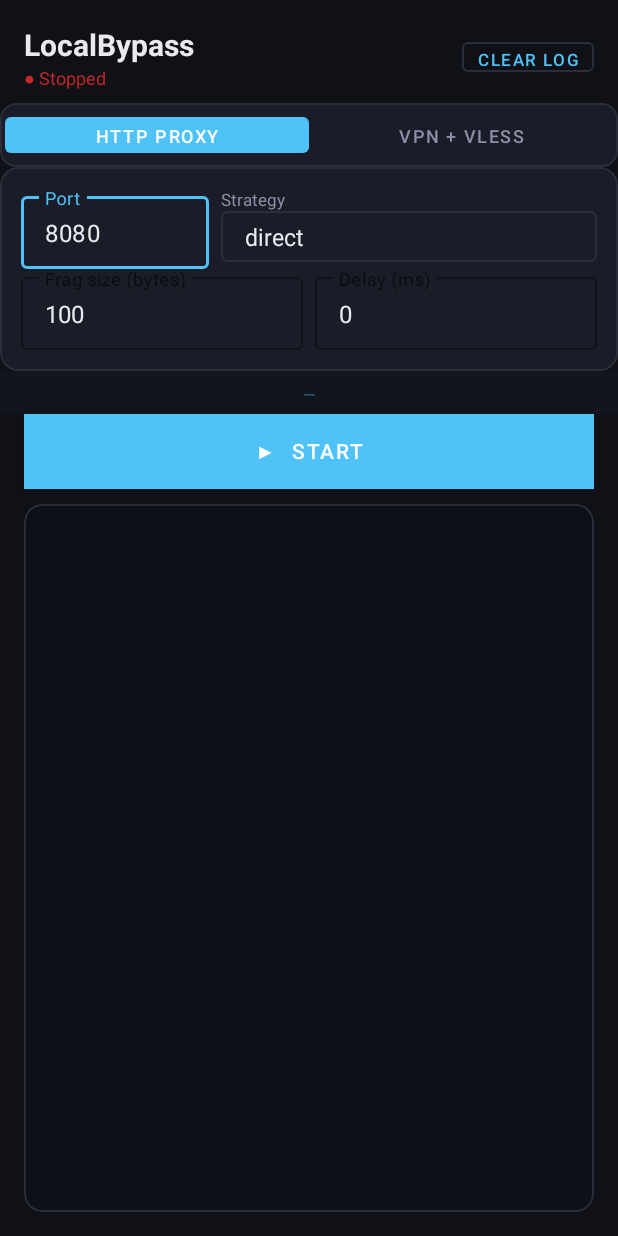
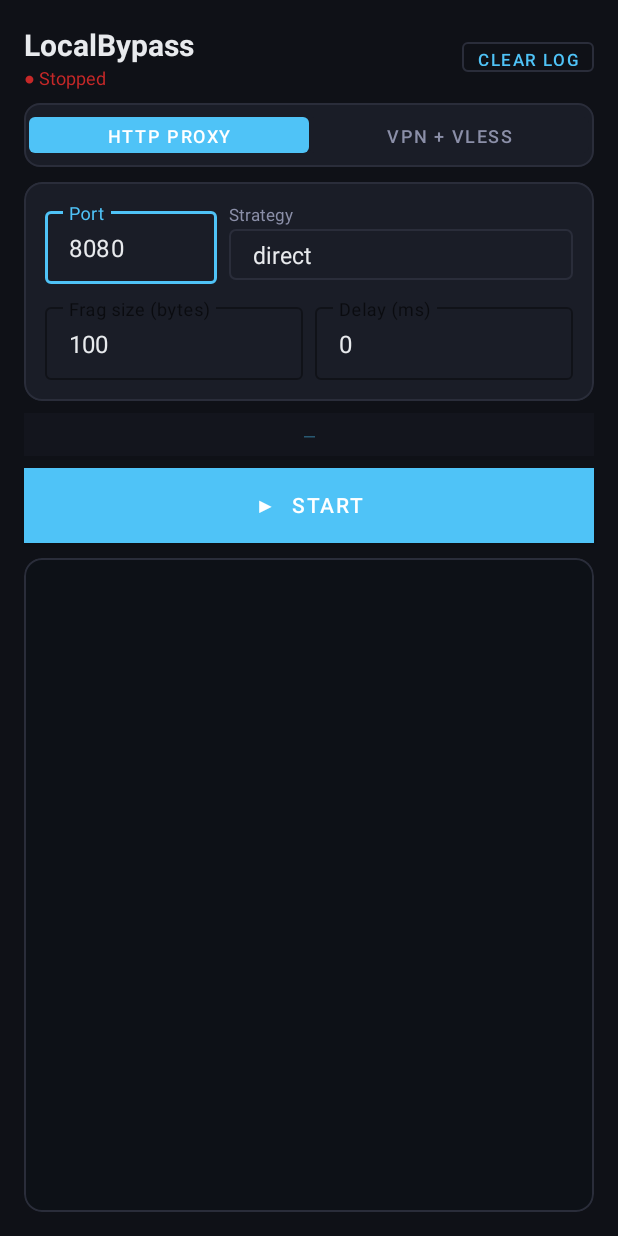
Before and after one commit to Kuli21232/Traffic, an Android app: the screen it shows after launch (MainActivity), on a phone screen of 412 x 824 dp. Run offline under Robolectric (Android 15) with nearby library versions, the phone set to English and light mode, and no system bars.

Commit message:
fix(android): replace android:marginXxx with android:layout_marginXxx in layout
android:marginHorizontal/marginBottom are not valid XML attributes —
the correct form for child views is android:layout_margin*.

https://claude.ai/code/session_012iuEvtAWCiCEf5de7bnGbd

```diff
--- a/android/app/src/main/res/layout/activity_main.xml
+++ b/android/app/src/main/res/layout/activity_main.xml
@@ -11,7 +11,8 @@
         android:layout_width="match_parent"
         android:layout_height="wrap_content"
         android:orientation="horizontal"
-        android:paddingHorizontal="16dp"
+        android:paddingLeft="16dp"
+        android:paddingRight="16dp"
         android:paddingTop="16dp"
         android:paddingBottom="8dp"
         android:gravity="center_vertical">
@@ -45,7 +46,8 @@
             android:layout_height="32dp"
             android:text="Clear log"
             android:textSize="11sp"
-            android:paddingHorizontal="10dp"
+            android:paddingLeft="10dp"
+            android:paddingRight="10dp"
             style="@style/Widget.MaterialComponents.Button.OutlinedButton"
             app:strokeColor="@color/border" />
     </LinearLayout>
@@ -54,9 +56,10 @@
     <LinearLayout
         android:layout_width="match_parent"
         android:layout_height="wrap_content"
+        android:layout_marginLeft="16dp"
+        android:layout_marginRight="16dp"
+        android:layout_marginBottom="10dp"
         android:orientation="horizontal"
-        android:marginHorizontal="16dp"
-        android:marginBottom="10dp"
         android:background="@drawable/mode_toggle_bg"
         android:padding="3dp">
 
@@ -86,8 +89,9 @@
         android:id="@+id/cardProxySettings"
         android:layout_width="match_parent"
         android:layout_height="wrap_content"
-        android:marginHorizontal="16dp"
-        android:marginBottom="8dp"
+        android:layout_marginLeft="16dp"
+        android:layout_marginRight="16dp"
+        android:layout_marginBottom="8dp"
         app:cardBackgroundColor="@color/surface"
         app:cardCornerRadius="12dp"
         app:cardElevation="0dp"
@@ -104,7 +108,7 @@
                 android:layout_width="match_parent"
                 android:layout_height="wrap_content"
                 android:orientation="horizontal"
-                android:marginBottom="10dp">
+                android:layout_marginBottom="10dp">
 
                 <com.google.android.material.textfield.TextInputLayout
                     android:layout_width="0dp"
@@ -132,7 +136,7 @@
                         android:text="Strategy"
                         android:textSize="11sp"
                         android:textColor="@color/text_secondary"
-                        android:marginBottom="2dp" />
+                        android:layout_marginBottom="2dp" />
                     <Spinner
                         android:id="@+id/spinnerStrategy"
                         android:layout_width="match_parent"
@@ -186,8 +190,9 @@
         android:id="@+id/cardVpnSettings"
         android:layout_width="match_parent"
         android:layout_height="wrap_content"
-        android:marginHorizontal="16dp"
-        android:marginBottom="8dp"
+        android:layout_marginLeft="16dp"
+        android:layout_marginRight="16dp"
+        android:layout_marginBottom="8dp"
         android:visibility="gone"
         app:cardBackgroundColor="@color/surface"
         app:cardCornerRadius="12dp"
@@ -201,12 +206,11 @@
             android:orientation="vertical"
             android:padding="14dp">
 
-            <!-- VLESS URL row -->
             <LinearLayout
                 android:layout_width="match_parent"
                 android:layout_height="wrap_content"
                 android:orientation="horizontal"
-                android:marginBottom="8dp">
+                android:layout_marginBottom="8dp">
 
                 <com.google.android.material.textfield.TextInputLayout
                     android:layout_width="0dp"
@@ -234,7 +238,6 @@
                     app:strokeColor="@color/accent" />
             </LinearLayout>
 
-            <!-- Parsed VLESS info -->
             <TextView
                 android:id="@+id/tvVlessInfo"
                 android:layout_width="match_parent"
@@ -243,26 +246,26 @@
                 android:textSize="11sp"
                 android:fontFamily="monospace"
                 android:visibility="gone"
-                android:marginBottom="4dp" />
+                android:layout_marginBottom="6dp" />
 
-            <!-- Help text -->
             <TextView
                 android:layout_width="match_parent"
                 android:layout_height="wrap_content"
-                android:text="Leave empty to use direct bypass (without server). With VLESS, ALL app traffic routes through your server — YouTube, Telegram, everything."
+                android:text="Leave empty to run direct bypass. With VLESS all traffic (YouTube, Telegram, etc.) routes through your server."
                 android:textSize="11sp"
                 android:textColor="@color/text_secondary"
                 android:lineSpacingExtra="2dp" />
         </LinearLayout>
     </com.google.android.material.card.MaterialCardView>
 
-    <!-- ── Proxy address / VPN stats ───────────────────────────────────────── -->
+    <!-- ── Proxy address ───────────────────────────────────────────────────── -->
     <TextView
         android:id="@+id/tvProxyAddress"
         android:layout_width="match_parent"
         android:layout_height="wrap_content"
-        android:marginHorizontal="16dp"
-        android:marginBottom="8dp"
+        android:layout_marginLeft="16dp"
+        android:layout_marginRight="16dp"
+        android:layout_marginBottom="8dp"
         android:text="—"
         android:textSize="12sp"
         android:textColor="@color/accent"
@@ -274,12 +277,14 @@
         android:clickable="true"
         android:focusable="true" />
 
+    <!-- ── VPN stats ───────────────────────────────────────────────────────── -->
     <TextView
         android:id="@+id/tvStats"
         android:layout_width="match_parent"
         android:layout_height="wrap_content"
-        android:marginHorizontal="16dp"
-        android:marginBottom="8dp"
+        android:layout_marginLeft="16dp"
+        android:layout_marginRight="16dp"
+        android:layout_marginBottom="8dp"
         android:text=""
         android:textSize="12sp"
         android:textColor="@color/accent"
@@ -289,12 +294,13 @@
         android:background="@color/surface"
         android:visibility="gone" />
 
-    <!-- ── Start / Stop button ─────────────────────────────────────────────── -->
+    <!-- ── Start / Stop ────────────────────────────────────────────────────── -->
     <Button
         android:id="@+id/btnStartStop"
         android:layout_width="match_parent"
         android:layout_height="50dp"
-        android:layout_marginHorizontal="16dp"
+        android:layout_marginLeft="16dp"
+        android:layout_marginRight="16dp"
         android:layout_marginBottom="10dp"
         android:text="▶  START"
         android:textSize="14sp"
@@ -308,7 +314,8 @@
         android:layout_width="match_parent"
         android:layout_height="0dp"
         android:layout_weight="1"
-        android:layout_marginHorizontal="16dp"
+        android:layout_marginLeft="16dp"
+        android:layout_marginRight="16dp"
         android:layout_marginBottom="16dp"
         app:cardBackgroundColor="@color/log_bg"
         app:cardCornerRadius="12dp"
```
